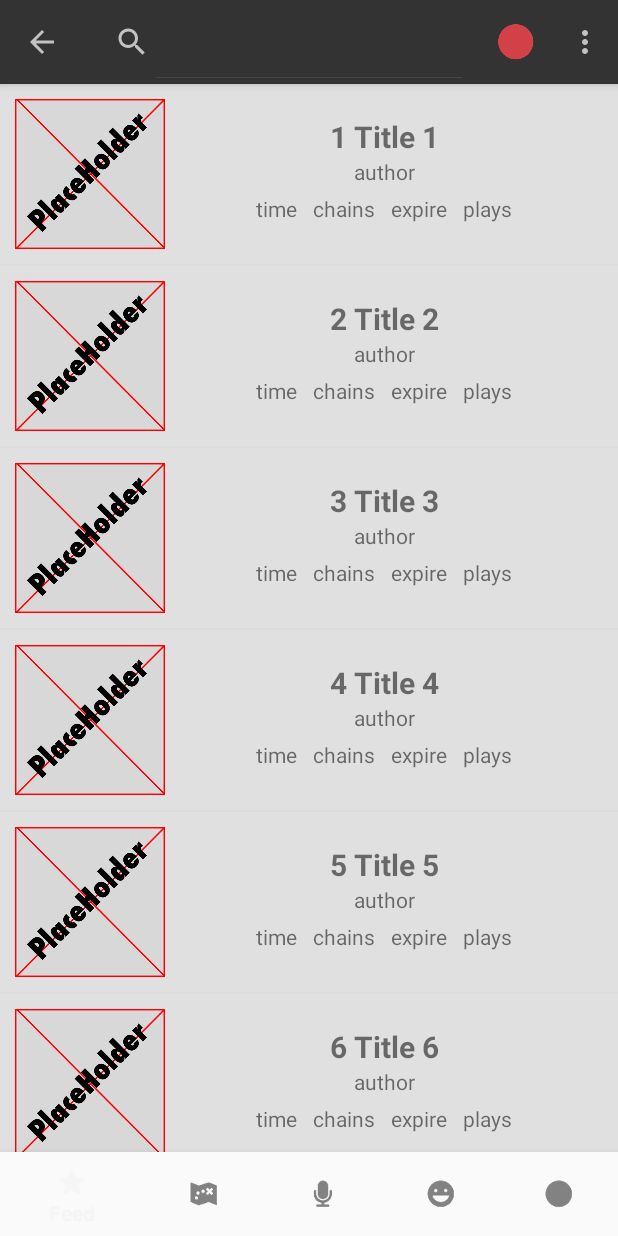
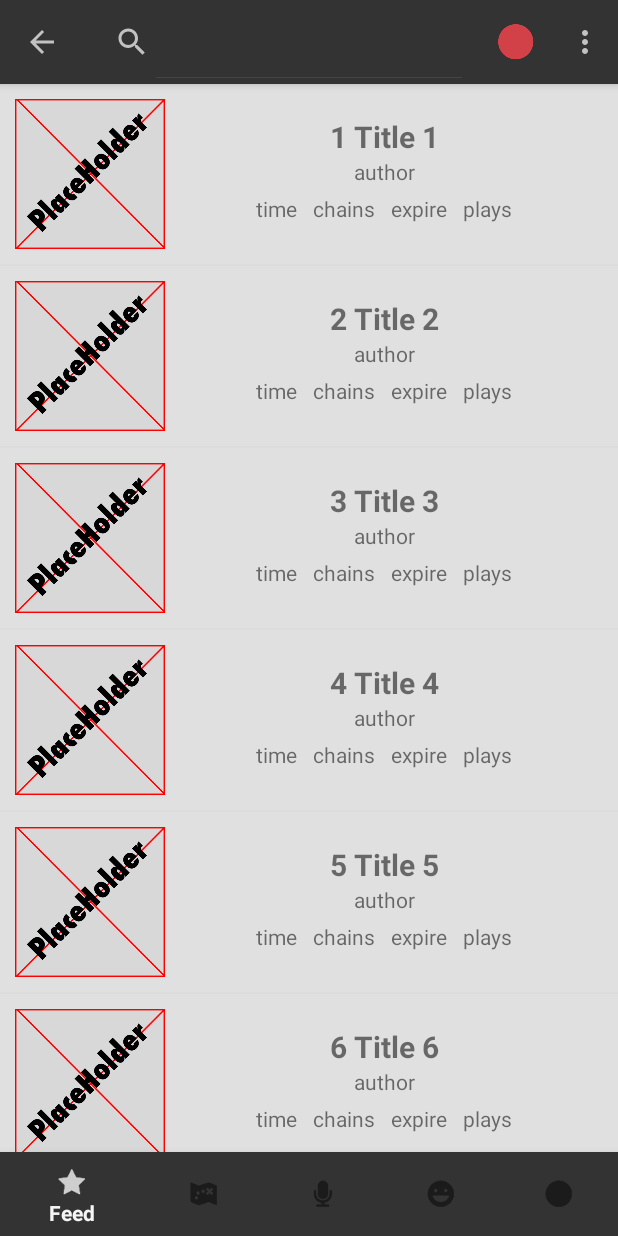
Before and after one commit to eduardrg/TellToo, an Android app: the screen it shows after launch (MainNavActivity), on a phone screen of 412 x 824 dp. Run offline under Robolectric (Android 15) with nearby library versions, the phone set to English and light mode, and no system bars.

Commit message:
bottom bar changed to match app theme

```diff
--- a/app/src/main/res/layout/activity_main_nav.xml
+++ b/app/src/main/res/layout/activity_main_nav.xml
@@ -29,7 +29,7 @@
         android:layout_width="match_parent"
         android:layout_height="wrap_content"
         android:layout_gravity="bottom"
-        android:background="?android:attr/windowBackground"
+        android:background="@color/colorPrimary"
         app:menu="@menu/navigation" />
 
 </LinearLayout>
```
